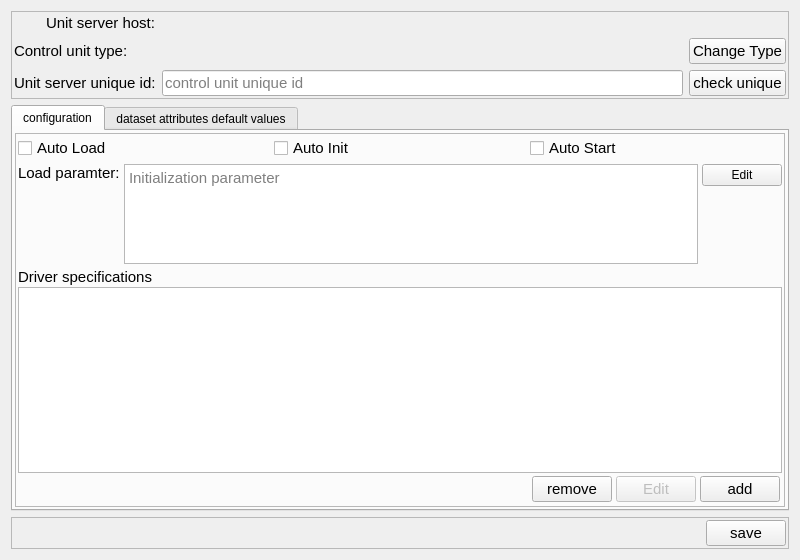
First picture: the form in ccs/node/control_unit/ControUnitInstanceEditor.ui, repository bisegni/chaosframework, before the edit.
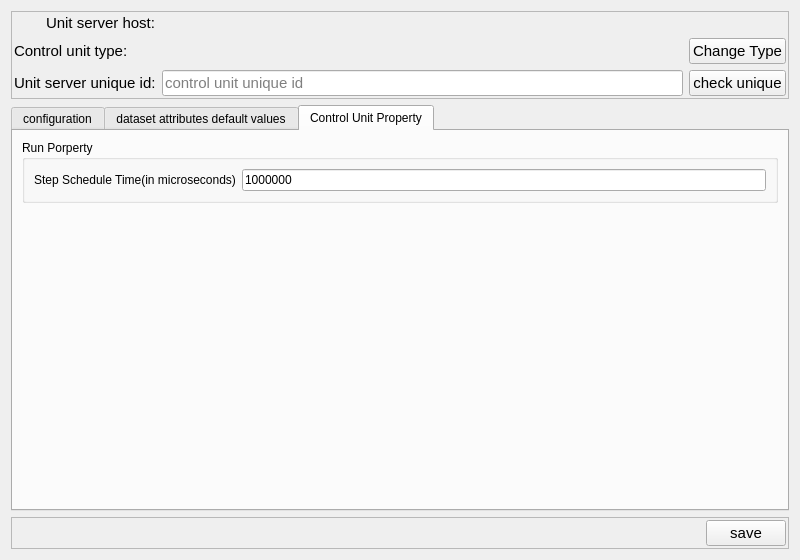
Second picture: the form after the edit. The open tabs and pages were chosen to show the change.

Commit message: added the tab for control unit ptoperty into the instance editor now permit to manage only the dafault scheduler step delay

The edit to the form file:
```diff
--- a/ccs/node/control_unit/ControUnitInstanceEditor.ui
+++ b/ccs/node/control_unit/ControUnitInstanceEditor.ui
@@ -589,6 +589,56 @@
        </item>
       </layout>
      </widget>
+     <widget class="QWidget" name="tabProperty">
+      <attribute name="title">
+       <string>Control Unit Property</string>
+      </attribute>
+      <layout class="QVBoxLayout" name="verticalLayout_5">
+       <item>
+        <widget class="QGroupBox" name="groupBox">
+         <property name="title">
+          <string>Run Porperty</string>
+         </property>
+         <layout class="QGridLayout" name="gridLayout_2">
+          <item row="0" column="0">
+           <layout class="QHBoxLayout" name="horizontalLayout_2">
+            <item>
+             <widget class="QLabel" name="label_2">
+              <property name="text">
+               <string>Step Schedule Time(in microseconds)</string>
+              </property>
+             </widget>
+            </item>
+            <item>
+             <widget class="QLineEdit" name="lineEditDefaultScheduleTime">
+              <property name="text">
+               <string>1000000</string>
+              </property>
+              <property name="placeholderText">
+               <string>1000000</string>
+              </property>
+             </widget>
+            </item>
+           </layout>
+          </item>
+         </layout>
+        </widget>
+       </item>
+       <item>
+        <spacer name="verticalSpacer">
+         <property name="orientation">
+          <enum>Qt::Vertical</enum>
+         </property>
+         <property name="sizeHint" stdset="0">
+          <size>
+           <width>20</width>
+           <height>301</height>
+          </size>
+         </property>
+        </spacer>
+       </item>
+      </layout>
+     </widget>
     </widget>
    </item>
    <item>
```
The commit also changes 6 other files.
